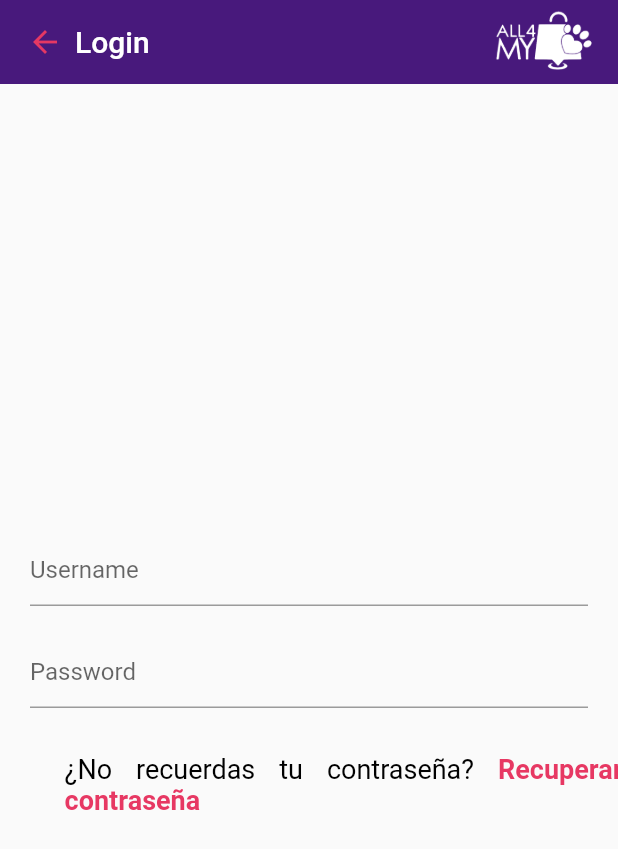
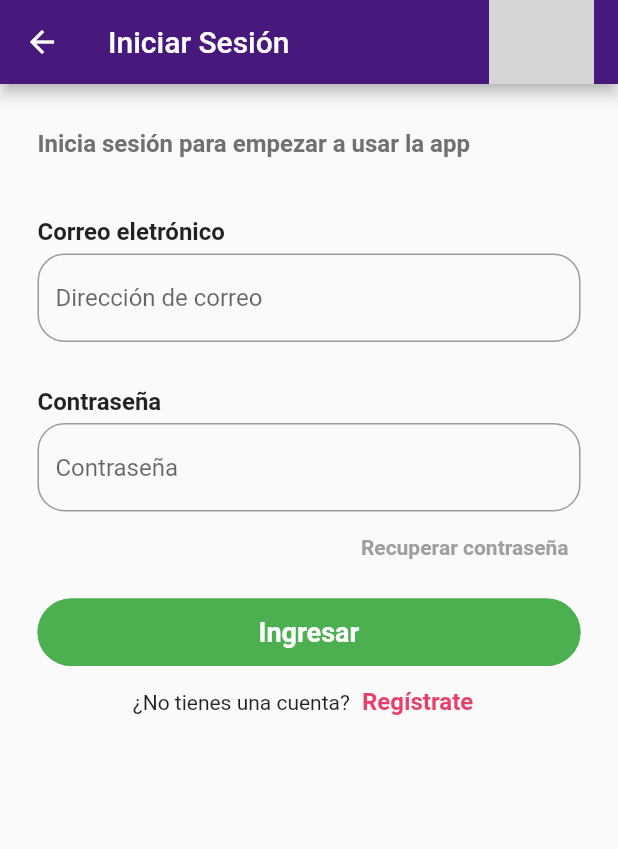
Before and after one commit to 203403/Programacion-Movil, a Flutter app: the Login screen opened by its route, on a phone screen of 412 x 824 dp. Shown: the top 849 px of the screen. Run offline on Flutter 3.47's test engine with Material 2 defaults, Android fonts, the phone set to English and light mode, and no system bars; our stand-ins replace firebase_auth, firebase_core, flutter_svg, font_awesome_flutter, google_sign_in; missing offline and left inert: flutter_facebook_auth; accounts and stored records are empty; grey boxes are pictures that could not be loaded.

Commit message:
feat (login): add the services to login with email and password

```diff
--- a/flutter_application_1/lib/pages/login.dart
+++ b/flutter_application_1/lib/pages/login.dart
@@ -1,79 +1,161 @@
-import 'package:flutter/gestures.dart';
 import 'package:flutter/material.dart';
+import 'package:flutter_application_1/services/auth_request.dart';
 
-class Login extends StatelessWidget {
+class Login extends StatefulWidget {
   const Login({super.key});
+
+  @override
+  State<Login> createState() => _LoginState();
+}
+
+class _LoginState extends State<Login> {
+  final emailController = TextEditingController();
+  final passController = TextEditingController();
 
   @override
   Widget build(BuildContext context) {
     return Scaffold(
       appBar: AppBar(
-        iconTheme: const IconThemeData(color: Color(0xffe53863)),
-        title: const Text('Login'),
-        elevation: 0,
-        leadingWidth: 60,
-        titleSpacing: -10,
-        actions: [
-          Padding(
-            padding: const EdgeInsets.only(right: 15.0),
-            child: SizedBox(
+        title: Row(
+          mainAxisAlignment: MainAxisAlignment.spaceBetween,
+          children: [
+            const Text("Iniciar Sesión"),
+            Image.asset(
+              "assets/images/mini_logo.png",
               width: 70,
-              child: Image.asset(
-                'assets/images/OutsideLogin.png',
-              ),
+              height: 70,
             ),
-          ),
-        ],
+          ],
+        ),
+        backgroundColor: const Color(0xff48197c),
       ),
       body: Center(
         child: Padding(
-          padding: const EdgeInsets.only(left: 20, right: 20),
+          padding: const EdgeInsets.only(left: 25, right: 25),
           child: LayoutBuilder(
-            builder: (BuildContext context, BoxConstraints viewportConstrains) {
+            builder:
+                (BuildContext context, BoxConstraints viewportConstraints) {
               return SingleChildScrollView(
                 child: ConstrainedBox(
-                  constraints:
-                      BoxConstraints(minHeight: viewportConstrains.maxHeight),
+                  constraints: BoxConstraints(
+                    minHeight: viewportConstraints.maxHeight,
+                  ),
                   child: Padding(
-                    padding: const EdgeInsets.only(top: 300),
-                    child: Column(children: [
-                      const Padding(
-                          padding: EdgeInsets.only(bottom: 20),
-                          child: TextField(
-                            decoration: InputDecoration(hintText: 'Username'),
-                          )),
-                      const Padding(
-                        padding: EdgeInsets.only(bottom: 20),
-                        child: TextField(
-                          decoration: InputDecoration(hintText: 'Password'),
-                        ),
-                      ),
-                      Padding(
-                        padding: const EdgeInsets.only(top: 10),
-                        child: RichText(
-                          textWidthBasis: TextWidthBasis.longestLine,
-                          textAlign: TextAlign.justify,
-                          text: TextSpan(
-                            style: const TextStyle(
-                                fontSize: 18, color: Colors.black),
-                            children: [
-                              const TextSpan(
-                                  text: "¿No recuerdas tu contraseña? "),
-                              TextSpan(
-                                text: "Recuperar contraseña",
-                                style: const TextStyle(
-                                    color: Color(0xffe73863),
-                                    fontWeight: FontWeight.bold),
-                                recognizer: TapGestureRecognizer()
-                                  ..onTap = () async {
-                                    Navigator.pushNamed(context, '/recovery1');
-                                  },
-                              ),
-                            ],
+                    padding: const EdgeInsets.only(top: 30),
+                    child: Column(
+                      crossAxisAlignment: CrossAxisAlignment.start,
+                      children: [
+                        const Padding(
+                          padding: EdgeInsets.only(bottom: 10),
+                          child: Text(
+                            "Inicia sesión para empezar a usar la app",
+                            style: TextStyle(
+                              fontWeight: FontWeight.bold,
+                              fontSize: 16,
+                              color: Color.fromARGB(255, 113, 113, 113),
+                            ),
                           ),
                         ),
-                      ),
-                    ]),
+                        const Padding(
+                          padding: EdgeInsets.only(top: 30, bottom: 5),
+                          child: Text(
+                            "Correo eletrónico",
+                            style: TextStyle(
+                                fontWeight: FontWeight.bold, fontSize: 16),
+                          ),
+                        ),
+                        TextField(
+                          controller: emailController,
+                          decoration: InputDecoration(
+                            border: OutlineInputBorder(
+                              borderRadius: BorderRadius.circular(18),
+                            ),
+                            hintText: ('Dirección de correo'),
+                          ),
+                        ),
+                        const Padding(
+                          padding: EdgeInsets.only(top: 30, bottom: 5),
+                          child: Text(
+                            "Contraseña",
+                            style: TextStyle(
+                                fontWeight: FontWeight.bold, fontSize: 16),
+                          ),
+                        ),
+                        TextField(
+                          controller: passController,
+                          obscureText: true,
+                          decoration: InputDecoration(
+                            border: OutlineInputBorder(
+                              borderRadius: BorderRadius.circular(18),
+                            ),
+                            hintText: ('Contraseña'),
+                          ),
+                        ),
+                        Row(
+                          mainAxisAlignment: MainAxisAlignment.end,
+                          children: [
+                            TextButton(
+                              onPressed: () {
+                                Navigator.pushNamed(context, '/recover_pass');
+                              },
+                              child: const Text(
+                                'Recuperar contraseña',
+                                style: TextStyle(
+                                    fontSize: 14,
+                                    fontWeight: FontWeight.bold,
+                                    color: Colors.grey),
+                              ),
+                            ),
+                          ],
+                        ),
+                        Padding(
+                          padding: const EdgeInsets.only(top: 10),
+                          child: SizedBox(
+                            width: double.infinity,
+                            height: 45,
+                            child: OutlinedButton(
+                              style: OutlinedButton.styleFrom(
+                                backgroundColor: Colors.green,
+                                shape: (RoundedRectangleBorder(
+                                  borderRadius: BorderRadius.circular(25),
+                                )),
+                                side: const BorderSide(
+                                  width: 2,
+                                  color: Colors.green,
+                                ),
+                              ),
+                              child: const Text(
+                                "Ingresar",
+                                style: TextStyle(
+                                  fontSize: 18,
+                                  fontWeight: FontWeight.bold,
+                                  color: Colors.white,
+                                ),
+                              ),
+                              onPressed: () {logInWithPassword(context, emailController.text, passController.text);},
+                            ),
+                          ),
+                        ),
+                        Row(
+                          mainAxisAlignment: MainAxisAlignment.center,
+                          children: [
+                            const Text("¿No tienes una cuenta?"),
+                            TextButton(
+                              onPressed: () {
+                                Navigator.pushNamed(context, '/register');
+                              },
+                              child: const Text(
+                                'Regístrate',
+                                style: TextStyle(
+                                    fontSize: 16,
+                                    fontWeight: FontWeight.bold,
+                                    color: Color(0xffe73f6a)),
+                              ),
+                            ),
+                          ],
+                        ),
+                      ],
+                    ),
                   ),
                 ),
               );
```
